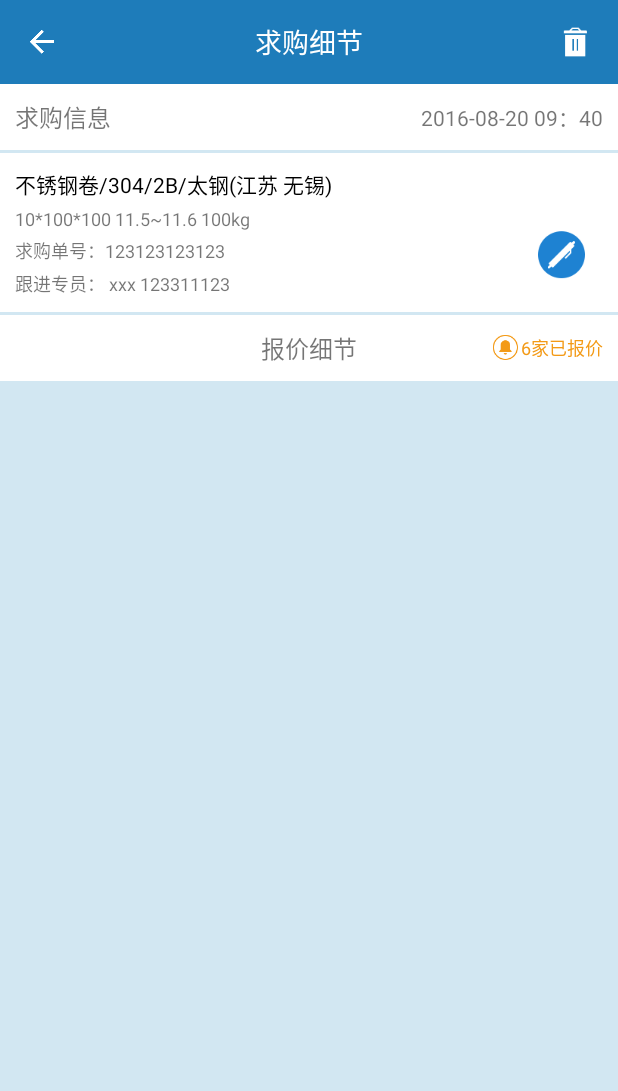
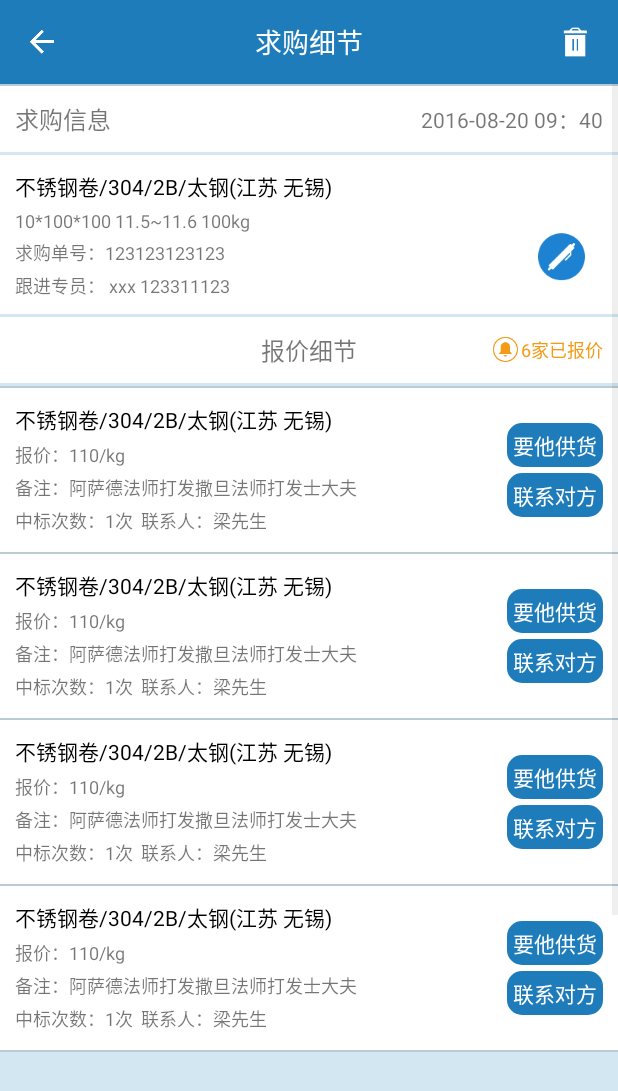
Before and after one commit to chufengma/b2bApp, an Android app: the BuyDetailActivity screen opened directly, with no data from a screen before it, on a phone screen of 412 x 824 dp. Shown: the top 1091 px of the screen. Run offline under Robolectric (Android 15) with nearby library versions, the phone set to English and light mode, and no system bars; our stand-ins replace ButterKnife.

Commit message:
update buy detail

```diff
--- a/app/src/main/java/com/onefengma/taobuxiu/network/HttpHelper.java
+++ b/app/src/main/java/com/onefengma/taobuxiu/network/HttpHelper.java
@@ -38,7 +38,7 @@ import rx.schedulers.Schedulers;
  */
 public class HttpHelper {
 
-    private static final String BASE_URL = "http://10.32.24.114:5389/";
+    private static final String BASE_URL = "http://192.168.0.103:9090/";
 
     private static Retrofit retrofit;
 
--- a/app/src/main/java/com/onefengma/taobuxiu/views/buys/BuyDetailActivity.java
+++ b/app/src/main/java/com/onefengma/taobuxiu/views/buys/BuyDetailActivity.java
@@ -2,11 +2,24 @@ package com.onefengma.taobuxiu.views.buys;
 
 import android.content.Intent;
 import android.os.Bundle;
+import android.view.LayoutInflater;
+import android.view.View;
+import android.view.ViewGroup;
+import android.widget.BaseAdapter;
+import android.widget.TextView;
 
 import com.onefengma.taobuxiu.R;
 import com.onefengma.taobuxiu.views.core.BaseActivity;
+import com.onefengma.taobuxiu.views.widgets.ToolBar;
+import com.onefengma.taobuxiu.views.widgets.listview.XListView;
+
+import butterknife.BindView;
+import butterknife.ButterKnife;
 
 public class BuyDetailActivity extends BaseActivity {
+
+    @BindView(R.id.list_view)
+    XListView listView;
 
     public static void start(BaseActivity activity) {
         Intent intent = new Intent(activity, BuyDetailActivity.class);
@@ -17,5 +30,37 @@ public class BuyDetailActivity extends BaseActivity {
     public void onCreate(Bundle savedInstanceState) {
         super.onCreate(savedInstanceState);
         setContentView(R.layout.activity_buy_detail);
+        ButterKnife.bind(this);
+
+        View headerView = LayoutInflater.from(this).inflate(R.layout.buy_detail_header, null);
+        listView.addHeaderView(headerView);
+        listView.setAdapter(new BuyDetailSupplyListAdapter());
     }
+
+    public static class BuyDetailSupplyListAdapter extends BaseAdapter {
+
+        @Override
+        public int getCount() {
+            return 4;
+        }
+
+        @Override
+        public Object getItem(int position) {
+            return null;
+        }
+
+        @Override
+        public long getItemId(int position) {
+            return position;
+        }
+
+        @Override
+        public View getView(int position, View convertView, ViewGroup parent) {
+            if (convertView == null) {
+                convertView = LayoutInflater.from(parent.getContext()).inflate(R.layout.buy_detail_item, parent, false);
+            }
+            return convertView;
+        }
+    }
+
 }
--- a/app/src/main/java/com/onefengma/taobuxiu/views/buys/BuyFragment.java
+++ b/app/src/main/java/com/onefengma/taobuxiu/views/buys/BuyFragment.java
@@ -65,7 +65,19 @@ public class BuyFragment extends BaseFragment {
         buyViewPager.setAdapter(adapter);
 
         buyViewPager.addOnPageChangeListener(new TabLayout.TabLayoutOnPageChangeListener(buyTab));
-        buyTab.setOnTabSelectedListener(new TabLayout.ViewPagerOnTabSelectedListener(buyViewPager));
+        buyTab.setOnTabSelectedListener(new TabLayout.ViewPagerOnTabSelectedListener(buyViewPager) {
+            @Override
+            public void onTabSelected(TabLayout.Tab tab) {
+                super.onTabSelected(tab);
+                if (tab == tabDoing) {
+                    buyTab.setSelectedTabIndicatorColor(getResources().getColor(R.color.main_yellow));
+                } else if (tab == tabDone) {
+                    buyTab.setSelectedTabIndicatorColor(getResources().getColor(R.color.main_green));
+                } else if (tab == tabOut) {
+                    buyTab.setSelectedTabIndicatorColor(getResources().getColor(R.color.main_red));
+                }
+            }
+        });
 
         setupTabs();
     }
@@ -95,29 +107,6 @@ public class BuyFragment extends BaseFragment {
         tabItemOut.titleView.setTextColor(getResources().getColorStateList(R.color.buy_outofdate_indicator_text_colors));
         tabOut.setCustomView(tabItemOut);
         buyTab.addTab(tabOut);
-
-        buyTab.setOnTabSelectedListener(new TabLayout.OnTabSelectedListener() {
-            @Override
-            public void onTabSelected(TabLayout.Tab tab) {
-                if (tab == tabDoing) {
-                    buyTab.setSelectedTabIndicatorColor(getResources().getColor(R.color.main_yellow));
-                } else if (tab == tabDone) {
-                    buyTab.setSelectedTabIndicatorColor(getResources().getColor(R.color.main_green));
-                } else if (tab == tabOut) {
-                    buyTab.setSelectedTabIndicatorColor(getResources().getColor(R.color.main_red));
-                }
-            }
-
-            @Override
-            public void onTabUnselected(TabLayout.Tab tab) {
-
-            }
-
-            @Override
-            public void onTabReselected(TabLayout.Tab tab) {
-
-            }
-        });
     }
 
     @Subscribe(threadMode = ThreadMode.MAIN)
--- a/app/src/main/res/layout/activity_buy_detail.xml
+++ b/app/src/main/res/layout/activity_buy_detail.xml
@@ -13,123 +13,10 @@
         app:tool_bar_right="@drawable/ic_delete"
         android:layout_height="56dip" />
 
-    <LinearLayout
+    <com.onefengma.taobuxiu.views.widgets.listview.XListView
+        android:id="@+id/list_view"
+        android:layout_height="wrap_content"
         android:layout_width="match_parent"
-        android:background="@color/white"
-        android:layout_marginBottom="2dip"
-        android:baselineAligned="false"
-        android:layout_height="wrap_content">
-
-        <TextView
-            android:text="求购信息"
-            android:padding="10dip"
-            android:layout_width="0dip"
-            android:textSize="16dip"
-            android:layout_weight="1"
-            android:layout_height="wrap_content" />
-
-        <TextView
-            android:layout_gravity="right|center_vertical"
-            android:text="2016-08-20 09：40"
-            android:padding="10dip"
-            android:layout_width="wrap_content"
-            android:layout_height="wrap_content" />
-
-    </LinearLayout>
-
-    <RelativeLayout
-        android:layout_width="match_parent"
-        android:background="@color/white"
-        android:padding="10dip"
-        android:baselineAligned="false"
-        android:layout_marginBottom="2dip"
-        android:layout_height="wrap_content">
-
-        <TextView
-            android:id="@+id/title"
-            android:layout_width="match_parent"
-            android:layout_height="wrap_content"
-            android:ellipsize="end"
-            android:maxLines="1"
-            android:text="不锈钢卷/304/2B/太钢(江苏 无锡)"
-            android:textColor="#000" />
-
-        <TextView
-            android:id="@+id/sub_title"
-            android:layout_width="match_parent"
-            android:layout_below="@id/title"
-            android:layout_height="wrap_content"
-            android:ellipsize="end"
-            android:maxLines="1"
-            android:paddingTop="4dip"
-            android:text="10*100*100 11.5~11.6 100kg"
-            android:textSize="12dip" />
-
-        <TextView
-            android:id="@+id/buy_num"
-            android:layout_below="@id/sub_title"
-            android:layout_width="match_parent"
-            android:layout_height="wrap_content"
-            android:ellipsize="end"
-            android:maxLines="1"
-            android:paddingTop="4dip"
-            android:text="求购单号：123123123123"
-            android:textSize="12dip" />
-
-        <TextView
-            android:id="@+id/salesman"
-            android:layout_below="@id/buy_num"
-            android:layout_width="match_parent"
-            android:layout_height="wrap_content"
-            android:ellipsize="end"
-            android:maxLines="1"
-            android:paddingTop="4dip"
-            android:text="跟进专员： xxx 123311123"
-            android:textSize="12dip" />
-
-        <ImageView
-            android:src="@drawable/ic_edit_icon"
-            android:layout_alignBottom="@id/salesman"
-            android:layout_alignParentRight="true"
-            android:layout_marginBottom="10dip"
-            android:layout_marginRight="10dip"
-            android:layout_width="35dip"
-            android:layout_height="35dip" />
-    </RelativeLayout>
-
-    <RelativeLayout
-        android:layout_width="match_parent"
-        android:background="@color/white"
-        android:padding="10dip"
-        android:layout_marginBottom="2dip"
-        android:baselineAligned="false"
-        android:layout_height="wrap_content">
-
-        <TextView
-            android:layout_width="wrap_content"
-            android:layout_centerInParent="true"
-            android:text="报价细节"
-            android:textSize="16dip"
-            android:id="@+id/desc"
-            android:layout_height="wrap_content" />
-
-        <TextView
-            android:textColor="@color/main_yellow"
-            android:text="6家已报价"
-            android:textSize="12dip"
-            android:layout_alignParentRight="true"
-            android:layout_centerVertical="true"
-            android:id="@+id/supply_count"
-            android:layout_width="wrap_content"
-            android:layout_height="wrap_content" />
-
-        <ImageView
-            android:layout_toLeftOf="@id/supply_count"
-            android:src="@drawable/ic_buy_detail_nums"
-            android:layout_centerVertical="true"
-            android:layout_width="20dip"
-            android:layout_height="20dip" />
-
-    </RelativeLayout>
+        />
 
 </LinearLayout>
--- /dev/null
+++ b/app/src/main/res/layout/buy_detail_header.xml
@@ -0,0 +1,126 @@
+<?xml version="1.0" encoding="utf-8"?>
+<LinearLayout xmlns:android="http://schemas.android.com/apk/res/android"
+    android:layout_width="match_parent"
+    android:layout_height="match_parent"
+    android:orientation="vertical">
+
+    <LinearLayout
+        android:layout_width="match_parent"
+        android:background="@color/white"
+        android:layout_marginBottom="2dip"
+        android:baselineAligned="false"
+        android:layout_height="wrap_content">
+
+        <TextView
+            android:text="求购信息"
+            android:padding="10dip"
+            android:layout_width="0dip"
+            android:textSize="16dip"
+            android:layout_weight="1"
+            android:layout_height="wrap_content" />
+
+        <TextView
+            android:layout_gravity="right|center_vertical"
+            android:text="2016-08-20 09：40"
+            android:padding="10dip"
+            android:layout_width="wrap_content"
+            android:layout_height="wrap_content" />
+
+    </LinearLayout>
+
+    <RelativeLayout
+        android:layout_width="match_parent"
+        android:background="@color/white"
+        android:padding="10dip"
+        android:baselineAligned="false"
+        android:layout_marginBottom="2dip"
+        android:layout_height="wrap_content">
+
+        <TextView
+            android:id="@+id/title"
+            android:layout_width="match_parent"
+            android:layout_height="wrap_content"
+            android:ellipsize="end"
+            android:maxLines="1"
+            android:text="不锈钢卷/304/2B/太钢(江苏 无锡)"
+            android:textColor="#000" />
+
+        <TextView
+            android:id="@+id/sub_title"
+            android:layout_width="match_parent"
+            android:layout_below="@id/title"
+            android:layout_height="wrap_content"
+            android:ellipsize="end"
+            android:maxLines="1"
+            android:paddingTop="4dip"
+            android:text="10*100*100 11.5~11.6 100kg"
+            android:textSize="12dip" />
+
+        <TextView
+            android:id="@+id/buy_num"
+            android:layout_below="@id/sub_title"
+            android:layout_width="match_parent"
+            android:layout_height="wrap_content"
+            android:ellipsize="end"
+            android:maxLines="1"
+            android:paddingTop="4dip"
+            android:text="求购单号：123123123123"
+            android:textSize="12dip" />
+
+        <TextView
+            android:id="@+id/salesman"
+            android:layout_below="@id/buy_num"
+            android:layout_width="match_parent"
+            android:layout_height="wrap_content"
+            android:ellipsize="end"
+            android:maxLines="1"
+            android:paddingTop="4dip"
+            android:text="跟进专员： xxx 123311123"
+            android:textSize="12dip" />
+
+        <ImageView
+            android:src="@drawable/ic_edit_icon"
+            android:layout_alignBottom="@id/salesman"
+            android:layout_alignParentRight="true"
+            android:layout_marginBottom="10dip"
+            android:layout_marginRight="10dip"
+            android:layout_width="35dip"
+            android:layout_height="35dip" />
+    </RelativeLayout>
+
+    <RelativeLayout
+        android:layout_width="match_parent"
+        android:background="@color/white"
+        android:padding="10dip"
+        android:layout_marginBottom="2dip"
+        android:baselineAligned="false"
+        android:layout_height="wrap_content">
+
+        <TextView
+            android:layout_width="wrap_content"
+            android:layout_centerInParent="true"
+            android:text="报价细节"
+            android:textSize="16dip"
+            android:id="@+id/desc"
+            android:layout_height="wrap_content" />
+
+        <TextView
+            android:textColor="@color/main_yellow"
+            android:text="6家已报价"
+            android:textSize="12dip"
+            android:layout_alignParentRight="true"
+            android:layout_centerVertical="true"
+            android:id="@+id/supply_count"
+            android:layout_width="wrap_content"
+            android:layout_height="wrap_content" />
+
+        <ImageView
+            android:layout_toLeftOf="@id/supply_count"
+            android:src="@drawable/ic_buy_detail_nums"
+            android:layout_centerVertical="true"
+            android:layout_width="20dip"
+            android:layout_height="20dip" />
+
+    </RelativeLayout>
+
+</LinearLayout>
--- /dev/null
+++ b/app/src/main/res/layout/buy_detail_item.xml
@@ -0,0 +1,91 @@
+<?xml version="1.0" encoding="utf-8"?>
+<LinearLayout xmlns:android="http://schemas.android.com/apk/res/android"
+    android:layout_width="match_parent"
+    android:layout_height="wrap_content"
+    android:background="@color/white"
+    android:layout_marginTop="2dip"
+    android:orientation="horizontal">
+
+    <RelativeLayout
+        android:layout_width="0dip"
+        android:layout_weight="1"
+        android:padding="10dip"
+        android:baselineAligned="false"
+        android:layout_marginBottom="2dip"
+        android:layout_height="wrap_content">
+
+        <TextView
+            android:id="@+id/title"
+            android:layout_width="match_parent"
+            android:layout_height="wrap_content"
+            android:ellipsize="end"
+            android:maxLines="1"
+            android:text="不锈钢卷/304/2B/太钢(江苏 无锡)"
+            android:textColor="#000" />
+
+        <TextView
+            android:id="@+id/price"
+            android:layout_width="match_parent"
+            android:layout_below="@id/title"
+            android:layout_height="wrap_content"
+            android:ellipsize="end"
+            android:maxLines="1"
+            android:paddingTop="4dip"
+            android:text="报价：110/kg"
+            android:textSize="12dip" />
+
+        <TextView
+            android:id="@+id/message"
+            android:layout_below="@id/price"
+            android:layout_width="match_parent"
+            android:layout_height="wrap_content"
+            android:ellipsize="end"
+            android:maxLines="1"
+            android:paddingTop="4dip"
+            android:text="备注：阿萨德法师打发撒旦法师打发士大夫"
+            android:textSize="12dip" />
+
+        <TextView
+            android:id="@+id/salesman"
+            android:layout_below="@id/message"
+            android:layout_width="match_parent"
+            android:layout_height="wrap_content"
+            android:ellipsize="end"
+            android:maxLines="1"
+            android:paddingTop="4dip"
+            android:text="中标次数：1次  联系人：梁先生"
+            android:textSize="12dip" />
+
+    </RelativeLayout>
+
+
+    <LinearLayout
+        android:layout_width="wrap_content"
+        android:orientation="vertical"
+        android:gravity="center"
+        android:paddingRight="10dip"
+        android:layout_height="match_parent">
+
+        <TextView
+            android:id="@+id/choose_supply"
+            android:text="要他供货"
+            android:textColor="@color/white"
+            android:padding="4dip"
+            android:background="@drawable/get_verify_code_bg"
+            android:layout_width="wrap_content"
+            android:layout_height="wrap_content" />
+
+        <TextView
+            android:id="@+id/contact"
+            android:text="联系对方"
+            android:layout_marginTop="4dip"
+            android:textColor="@color/white"
+            android:padding="4dip"
+            android:background="@drawable/get_verify_code_bg"
+            android:layout_width="wrap_content"
+            android:layout_height="wrap_content" />
+
+    </LinearLayout>
+
+
+</LinearLayout>
```
